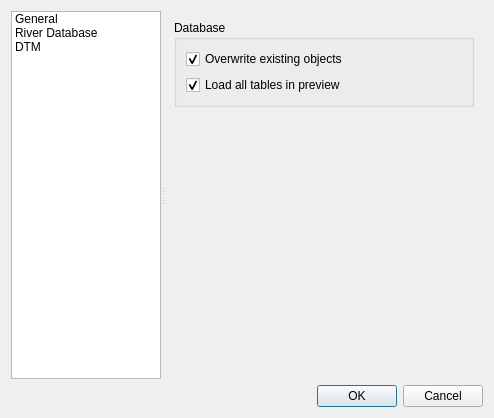
Before: the Qt Designer form rivergis/ui/ui_settings.ui in erpas/rgis, drawn with Qt 5.
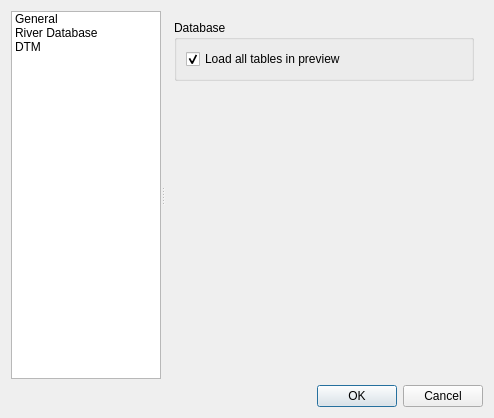
After: the same form once the commit is applied. The open tabs and pages were chosen to show the change. Icons and pictures are not drawn.

Commit message: docs continued, overwriting db tables removed from settings

Diff of the .ui file:
```diff
--- a/rivergis/ui/ui_settings.ui
+++ b/rivergis/ui/ui_settings.ui
@@ -246,16 +246,6 @@
                   <string>Database</string>
                  </property>
                  <layout class="QVBoxLayout" name="verticalLayout_9">
-                  <item>
-                   <widget class="QCheckBox" name="db_overwriteChbox">
-                    <property name="text">
-                     <string>Overwrite existing objects</string>
-                    </property>
-                    <property name="checked">
-                     <bool>true</bool>
-                    </property>
-                   </widget>
-                  </item>
                   <item>
                    <widget class="QCheckBox" name="db_loadAllChbox">
                     <property name="text">
```
Left out of the diff: 4 changed lines with no effect on the pictures. The commit also changes 14 other files.
